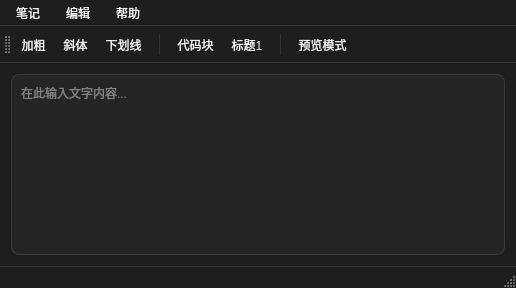
This is mainwindow.ui in CookPiu/notepad as Qt 5 draws it before an edit. The edited form follows.
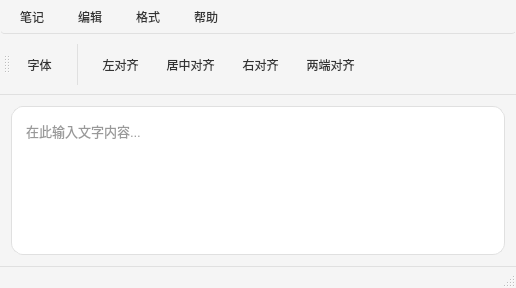
This is the edited form. Icons and pictures are not drawn.

Commit message: add font settings

```diff
--- a/mainwindow.ui
+++ b/mainwindow.ui
@@ -15,40 +15,51 @@
   </property>
   <property name="styleSheet">
    <string notr="true">QMainWindow {
-    background-color: #1e1e1e;
-    color: #f0f0f0;
+    background-color: #f5f5f5;
+    color: #333333;
 }
 
 QMenuBar {
-    background-color: #1e1e1e;
-    color: #f0f0f0;
-    border-bottom: 1px solid #333333;
+    background-color: #f5f5f5;
+    color: #333333;
+    border-bottom: 1px solid #e0e0e0;
+    border-radius: 4px;
 }
 
 QMenuBar::item {
     background-color: transparent;
-    padding: 4px 10px;
+    padding: 6px 12px;
+    margin: 2px;
+    border-radius: 4px;
 }
 
 QMenuBar::item:selected {
-    background-color: #3a3a3a;
-    color: #ffffff;
+    background-color: #e0e0e0;
+    color: #333333;
 }
 
 QMenu {
-    background-color: #2d2d2d;
-    color: #f0f0f0;
-    border: 1px solid #3a3a3a;
+    background-color: #ffffff;
+    color: #333333;
+    border: 1px solid #e0e0e0;
+    border-radius: 8px;
+    padding: 4px;
+}
+
+QMenu::item {
+    padding: 6px 24px 6px 12px;
+    border-radius: 4px;
+    margin: 2px;
 }
 
 QMenu::item:selected {
-    background-color: #3a3a3a;
+    background-color: #e0e0e0;
 }
 
 QStatusBar {
-    background-color: #1e1e1e;
-    color: #f0f0f0;
-    border-top: 1px solid #333333;
+    background-color: #f5f5f5;
+    color: #666666;
+    border-top: 1px solid #e0e0e0;
 }</string>
   </property>
   <widget class="QWidget" name="centralWidget">
@@ -58,31 +69,33 @@
     </item>
     <item>
      <widget class="QTextEdit" name="textEdit">
-     <property name="styleSheet">
-      <string notr="true">QTextEdit {
-    background-color: #252525;
-    color: #e0e0e0;
-    border: 1px solid #3a3a3a;
-    border-radius: 8px;
-    padding: 5px;
-    font-family: "Segoe UI", sans-serif;
-    font-size: 12px;
-    selection-background-color: #3a3a3a;
+      <property name="styleSheet">
+       <string notr="true">QTextEdit {
+    background-color: #ffffff;
+    color: #333333;
+    border: 1px solid #e0e0e0;
+    border-radius: 12px;
+    padding: 10px;
+    font-family: &quot;Segoe UI&quot;, sans-serif;
+    font-size: 13px;
+    selection-background-color: #4a90e2;
     selection-color: #ffffff;
+    box-shadow: 0px 2px 4px rgba(0, 0, 0, 0.1);
 }
 
 QTextEdit:hover {
-    border: 1px solid #555555;
+    border: 1px solid #4a90e2;
 }
 
 QTextEdit:focus {
-    border: 1px solid #666666;
+    border: 1px solid #4a90e2;
+    box-shadow: 0px 2px 8px rgba(74, 144, 226, 0.2);
 }</string>
-     </property>
-     <property name="placeholderText">
-      <string>在此输入文字内容...</string>
-     </property>
-    </widget>
+      </property>
+      <property name="placeholderText">
+       <string>在此输入文字内容...</string>
+      </property>
+     </widget>
     </item>
    </layout>
   </widget>
@@ -92,7 +105,7 @@
      <x>0</x>
      <y>0</y>
      <width>516</width>
-     <height>18</height>
+     <height>29</height>
     </rect>
    </property>
    <widget class="QMenu" name="menuFile">
@@ -125,8 +138,25 @@
     </property>
     <addaction name="actionAbout"/>
    </widget>
+   <widget class="QMenu" name="menuFormat">
+    <property name="title">
+     <string>格式</string>
+    </property>
+    <addaction name="actionFontDialog"/>
+    <addaction name="actionFontFamily"/>
+    <addaction name="actionFontSize"/>
+    <addaction name="separator"/>
+    <addaction name="actionTextColor"/>
+    <addaction name="actionTextHighlight"/>
+    <addaction name="separator"/>
+    <addaction name="actionAlignLeft"/>
+    <addaction name="actionAlignCenter"/>
+    <addaction name="actionAlignRight"/>
+    <addaction name="actionAlignJustify"/>
+   </widget>
    <addaction name="menuFile"/>
    <addaction name="menuEdit"/>
+   <addaction name="menuFormat"/>
    <addaction name="menuHelp"/>
   </widget>
   <widget class="QToolBar" name="toolBar">
@@ -135,32 +165,41 @@
    </property>
    <property name="styleSheet">
     <string notr="true">QToolBar {
-    background-color: #1e1e1e;
-    border-bottom: 1px solid #333333;
-    spacing: 3px;
+    background-color: #f5f5f5;
+    border-bottom: 1px solid #e0e0e0;
+    spacing: 6px;
+    padding: 4px;
 }
 
 QToolBar::separator {
     width: 1px;
-    background-color: #333333;
-    margin: 4px 8px;
+    background-color: #e0e0e0;
+    margin: 6px 10px;
 }
 
 QToolButton {
-    background-color: transparent;
+    background-color: #f5f5f5;
     border: 1px solid transparent;
-    border-radius: 4px;
-    color: #f0f0f0;
-    padding: 3px;
+    border-radius: 8px;
+    color: #333333;
+    padding: 6px;
+    margin: 2px;
+    min-width: 32px;
+    min-height: 32px;
 }
 
 QToolButton:hover {
-    background-color: #3a3a3a;
-    border: 1px solid #555555;
+    background-color: #e0e0e0;
+    border: 1px solid #d0d0d0;
 }
 
 QToolButton:pressed {
-    background-color: #2a2a2a;
+    background-color: #d0d0d0;
+}
+
+QToolButton:checked {
+    background-color: #e6f0fa;
+    border: 1px solid #4a90e2;
 }</string>
    </property>
    <attribute name="toolBarArea">
@@ -169,14 +208,12 @@
    <attribute name="toolBarBreak">
     <bool>false</bool>
    </attribute>
-   <addaction name="actionBold"/>
-   <addaction name="actionItalic"/>
-   <addaction name="actionUnderline"/>
+   <addaction name="actionFontDialog"/>
    <addaction name="separator"/>
-   <addaction name="actionCode"/>
-   <addaction name="actionTitle1"/>
-   <addaction name="separator"/>
-   <addaction name="actionPreviewMode"/>
+   <addaction name="actionAlignLeft"/>
+   <addaction name="actionAlignCenter"/>
+   <addaction name="actionAlignRight"/>
+   <addaction name="actionAlignJustify"/>
   </widget>
   <widget class="QStatusBar" name="statusBar"/>
   <action name="actionNew">
@@ -269,6 +306,10 @@
    </property>
   </action>
   <action name="actionBold">
+   <property name="icon">
+    <iconset>
+     <normaloff>:/imgs/icons/bold.svg</normaloff>:/imgs/icons/bold.svg</iconset>
+   </property>
    <property name="text">
     <string>加粗</string>
    </property>
@@ -280,6 +321,10 @@
    </property>
   </action>
   <action name="actionItalic">
+   <property name="icon">
+    <iconset>
+     <normaloff>:/imgs/icons/italic.svg</normaloff>:/imgs/icons/italic.svg</iconset>
+   </property>
    <property name="text">
     <string>斜体</string>
    </property>
@@ -291,6 +336,10 @@
    </property>
   </action>
   <action name="actionUnderline">
+   <property name="icon">
+    <iconset>
+     <normaloff>:/imgs/icons/underline.svg</normaloff>:/imgs/icons/underline.svg</iconset>
+   </property>
    <property name="text">
     <string>下划线</string>
    </property>
@@ -301,37 +350,79 @@
     <string>Ctrl+U</string>
    </property>
   </action>
-  <action name="actionCode">
+  <action name="actionFontDialog">
    <property name="text">
-    <string>代码块</string>
+    <string>字体</string>
    </property>
    <property name="toolTip">
-    <string>代码块</string>
+    <string>字体设置</string>
    </property>
    <property name="shortcut">
-    <string>Ctrl+Shift+C</string>
+    <string>Ctrl+F</string>
    </property>
   </action>
-  <action name="actionTitle1">
+  <action name="actionFontFamily">
    <property name="text">
-    <string>标题1</string>
+    <string>字体族</string>
    </property>
    <property name="toolTip">
-    <string>标题1</string>
+    <string>选择字体族</string>
    </property>
-   <property name="shortcut">
-    <string>Ctrl+1</string>
+  </action>
+  <action name="actionFontSize">
+   <property name="text">
+    <string>字号</string>
    </property>
+   <property name="toolTip">
+    <string>选择字号</string>
+   </property>
   </action>
-  <action name="actionPreviewMode">
+  <action name="actionTextColor">
    <property name="text">
-    <string>预览模式</string>
+    <string>文本颜色</string>
    </property>
    <property name="toolTip">
-    <string>预览模式</string>
+    <string>设置文本颜色</string>
    </property>
-   <property name="shortcut">
-    <string>F5</string>
+  </action>
+  <action name="actionTextHighlight">
+   <property name="text">
+    <string>文本高亮</string>
+   </property>
+   <property name="toolTip">
+    <string>设置文本背景色</string>
+   </property>
+  </action>
+  <action name="actionAlignLeft">
+   <property name="text">
+    <string>左对齐</string>
+   </property>
+   <property name="toolTip">
+    <string>左对齐</string>
+   </property>
+  </action>
+  <action name="actionAlignCenter">
+   <property name="text">
+    <string>居中对齐</string>
+   </property>
+   <property name="toolTip">
+    <string>居中对齐</string>
+   </property>
+  </action>
+  <action name="actionAlignRight">
+   <property name="text">
+    <string>右对齐</string>
+   </property>
+   <property name="toolTip">
+    <string>右对齐</string>
+   </property>
+  </action>
+  <action name="actionAlignJustify">
+   <property name="text">
+    <string>两端对齐</string>
+   </property>
+   <property name="toolTip">
+    <string>两端对齐</string>
    </property>
   </action>
  </widget>
```
The commit also changes 6 other files.
